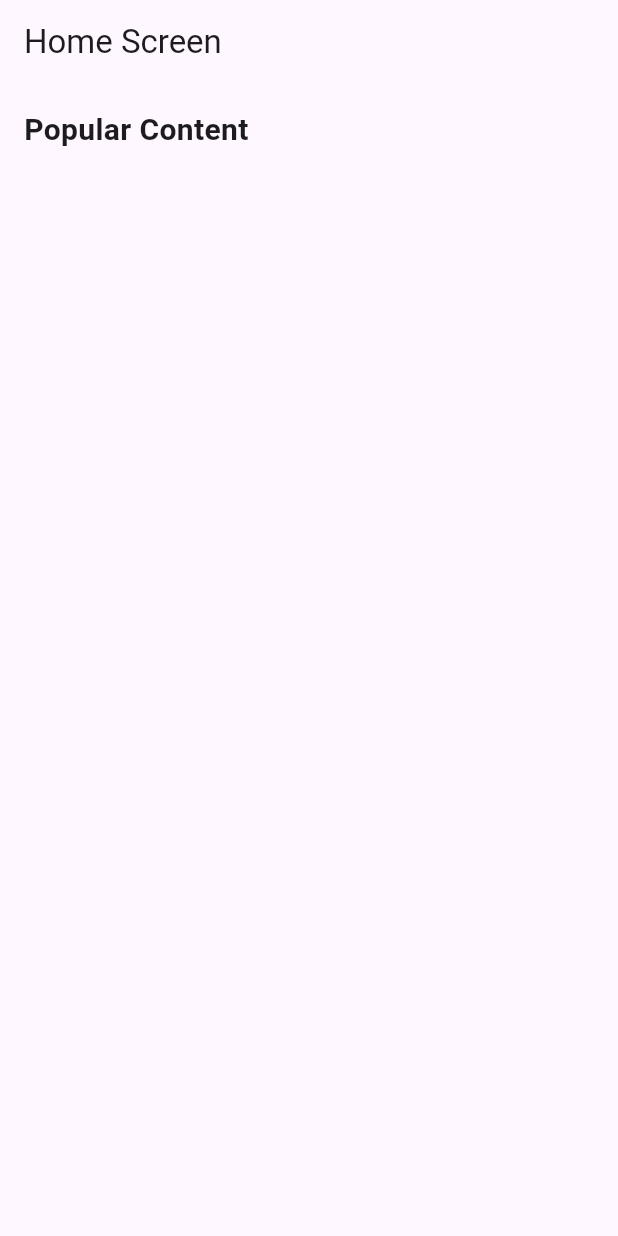
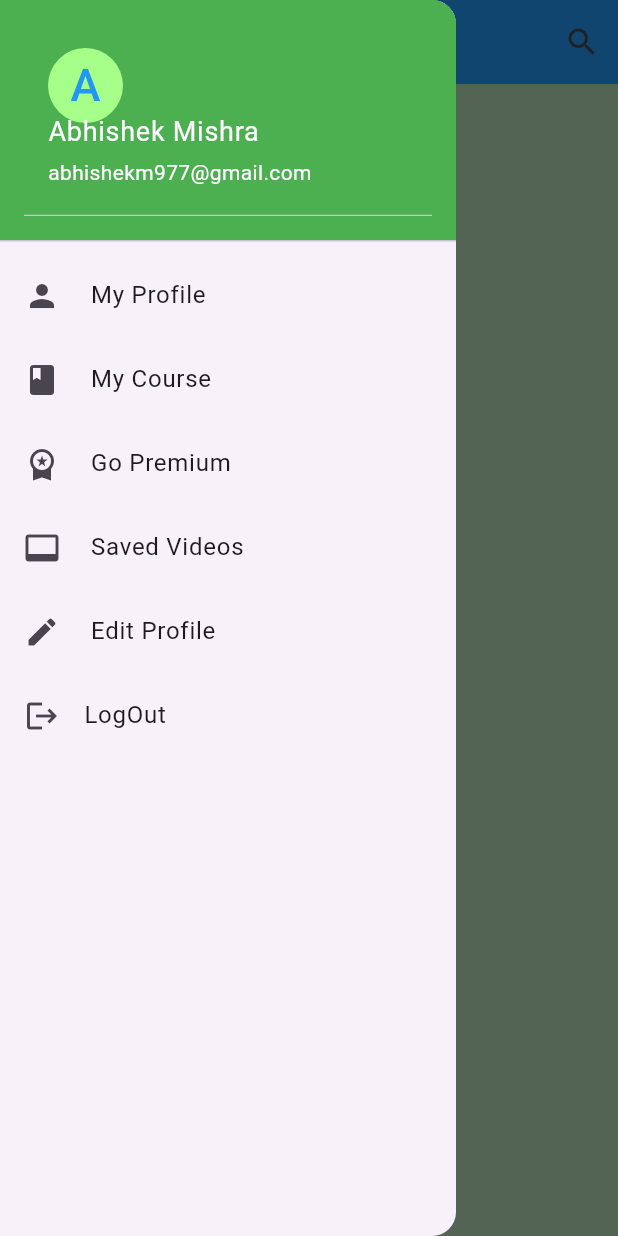
Before and after one commit to tranMinhTien2k3/DoAnCoSo_LapTrinhMobileTrenFlutter, a Flutter app: the screen it shows after launch, with the side drawer open (before the commit the screen has no drawer), on a phone screen of 412 x 824 dp. Run offline on Flutter 3.47's test engine with Material 3 defaults, Android fonts, the phone set to English and light mode, and no system bars.

Commit message:
no change

```diff
--- a/lib/main.dart
+++ b/lib/main.dart
@@ -1,21 +1,15 @@
 import 'package:flutter/material.dart';
 import 'package:appdemo/screens/home_screen.dart';
 void main() {
-  runApp(const MaterialApp(
-    home: MyApp(),
-    debugShowCheckedModeBanner: false,
-  ));
+  runApp(const MyApp());
 }
 
 class MyApp extends StatelessWidget {
   const MyApp({Key? key}) : super(key: key);
   @override
   Widget build(BuildContext context) {
-    return MaterialApp(
-      title: 'My Knowledge Sharing App',
-      theme: ThemeData(
-        primarySwatch: Colors.blue,
-      ),
+    return const MaterialApp(
+      debugShowCheckedModeBanner: false,
       home: HomeScreen(),
     );
   }
--- a/lib/screens/home_screen.dart
+++ b/lib/screens/home_screen.dart
@@ -1,31 +1,116 @@
 import 'package:flutter/material.dart';
-import 'package:appdemo/widgets/content_card.dart';
-import 'package:appdemo/screens/content_detail_screen.dart';
-import 'package:appdemo/screens/schedule_detail.dart';
 
-class HomeScreen extends StatelessWidget {
+class HomeScreen extends StatefulWidget {
+  const HomeScreen({super.key});
+
+  @override
+  State<HomeScreen> createState() => _HomeScreenState();
+}
+
+class _HomeScreenState extends State<HomeScreen> {
+  bool _isSearching = false;
   @override
   Widget build(BuildContext context) {
     return Scaffold(
+      backgroundColor: const Color.fromARGB(255, 182, 218, 184),
       appBar: AppBar(
-        title: Text('Home Screen'),
+         title: _isSearching
+            ? TextField(
+                onChanged: (value) {
+                  // Xử lý sự kiện khi nội dung tìm kiếm thay đổi
+                },
+                decoration: const InputDecoration(
+                  hintText: 'Search...',
+                  border: InputBorder.none,
+                ),
+                style: const TextStyle(color: Colors.white),
+              )
+            : const Text('Home Screen'),
+        backgroundColor: Colors.blue,
+        actions:[
+           IconButton(
+            icon: _isSearching ? Icon(Icons.cancel) : Icon(Icons.search),
+            onPressed: () {
+              setState(() {
+                _isSearching = !_isSearching;
+              });
+            },
+          ),
+
+        ]
       ),
-      body: Padding(
-        padding: const EdgeInsets.all(16.0),
-        child: Column(
-          crossAxisAlignment: CrossAxisAlignment.start,
+      drawer: Drawer(
+        child: ListView(
+          padding: const EdgeInsets.all(0),
           children: [
-            Text(
-              'Popular Content',
-              style: TextStyle(
-                fontSize: 20,
-                fontWeight: FontWeight.bold,
-              ),
+            const DrawerHeader(
+              decoration: BoxDecoration(
+                color: Colors.green,
+              ), //BoxDecoration
+              child: UserAccountsDrawerHeader(
+                decoration: BoxDecoration(color: Colors.green),
+                accountName: Text(
+                  "Abhishek Mishra",
+                  style: TextStyle(fontSize: 18),
+                ),
+                accountEmail: Text("abhishekm977@gmail.com"),
+                currentAccountPictureSize: Size.square(50),
+                currentAccountPicture: CircleAvatar(
+                  backgroundColor: Color.fromARGB(255, 165, 255, 137),
+                  child: Text(
+                    "A",
+                    style: TextStyle(fontSize: 30.0, color: Colors.blue),
+                  ), //Text
+                ), //circleAvatar
+              ), //UserAccountDrawerHeader
+            ), //DrawerHeader
+            ListTile(
+              leading: const Icon(Icons.person),
+              title: const Text(' My Profile '),
+              onTap: () {
+                Navigator.pop(context);
+              },
             ),
-            SizedBox(height: 16),
-
+            ListTile(
+              leading: const Icon(Icons.book),
+              title: const Text(' My Course '),
+              onTap: () {
+                Navigator.pop(context);
+              },
+            ),
+            ListTile(
+              leading: const Icon(Icons.workspace_premium),
+              title: const Text(' Go Premium '),
+              onTap: () {
+                Navigator.pop(context);
+              },
+            ),
+            ListTile(
+              leading: const Icon(Icons.video_label),
+              title: const Text(' Saved Videos '),
+              onTap: () {
+                Navigator.pop(context);
+              },
+            ),
+            ListTile(
+              leading: const Icon(Icons.edit),
+              title: const Text(' Edit Profile '),
+              onTap: () {
+                Navigator.pop(context);
+              },
+            ),
+            ListTile(
+              leading: const Icon(Icons.logout),
+              title: const Text('LogOut'),
+              onTap: () {
+                Navigator.pop(context);
+              },
+            ),
           ],
         ),
+      ),
+      body: const Padding(
+        padding: EdgeInsets.all(16.0),
       ),
     );
   }
```
Also changed, not shown: lib/screens/content_detail_screen.dart (deleted, +0 -40 lines), 5 other files.
